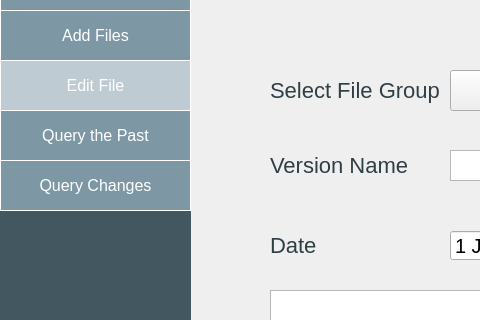
Above: editfiles.ui from HalaSaadeh/XML_Warehouse before the change; both pictures show x 0 to 480 and y 110 to 430 of the 1120 by 850 pixel window. Below: the same form after it.
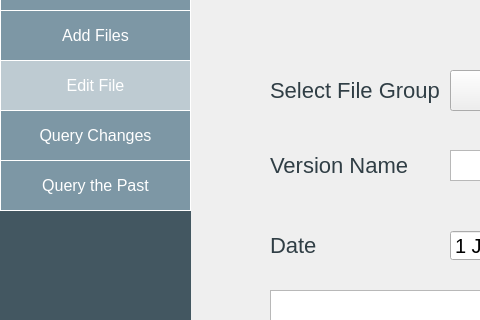
That is the form after the change.

Commit message: built query changes interface

The edit to the form file:
```diff
--- a/editfiles.ui
+++ b/editfiles.ui
@@ -111,7 +111,7 @@
 </string>
    </property>
    <property name="text">
-    <string>Query the Past</string>
+    <string>Query Changes</string>
    </property>
   </widget>
   <widget class="QPushButton" name="pushButton">
@@ -139,7 +139,7 @@
 </string>
    </property>
    <property name="text">
-    <string>Query Changes</string>
+    <string>Query the Past</string>
    </property>
   </widget>
   <widget class="QLabel" name="label">
```
Left out of the diff: 4 changed lines with no effect on the pictures. The commit also changes 4 other files.
